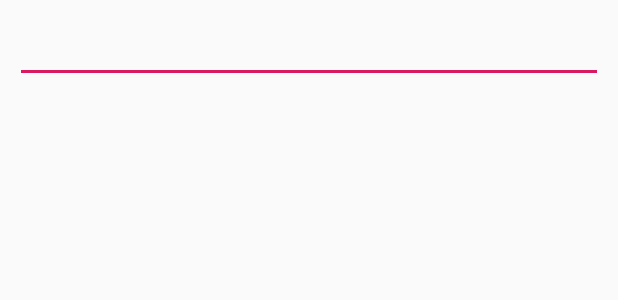
After one commit to Deakyu/fitness-app, an Android app: the layout custom_dialog.xml on its own in the app's theme, with its tools: preview values and no code run, on a phone screen of 412 x 824 dp. The commit adds this screen. Shown: the top 300 px of the screen. Run offline under Robolectric (Android 15) with nearby library versions, the phone set to English and light mode, and no system bars.

Commit message:
AlertDialog, new layout etc.

```diff
--- a/app/src/main/AndroidManifest.xml
+++ b/app/src/main/AndroidManifest.xml
@@ -2,10 +2,7 @@
 <manifest xmlns:android="http://schemas.android.com/apk/res/android"
     package="com.example.deakyu.fitnessapp">
 
-    <!-- To auto-complete the email text field in the login form with the user's emails -->
-    <uses-permission android:name="android.permission.GET_ACCOUNTS" />
-    <uses-permission android:name="android.permission.READ_PROFILE" />
-    <uses-permission android:name="android.permission.READ_CONTACTS" />
+
 
     <application
         android:allowBackup="true"
--- /dev/null
+++ b/app/src/main/res/layout/custom_dialog.xml
@@ -0,0 +1,13 @@
+<?xml version="1.0" encoding="utf-8"?>
+<LinearLayout xmlns:android="http://schemas.android.com/apk/res/android"
+    android:orientation="vertical" android:layout_width="match_parent"
+    android:padding="10dp"
+    android:layout_height="match_parent">
+
+    <EditText
+        android:id="@+id/editTextName"
+        android:layout_width="match_parent"
+        android:layout_height="wrap_content"
+        android:inputType="text" />
+
+</LinearLayout>
```
Also changed, not shown: app/src/main/java/com/example/deakyu/fitnessapp/MainActivity.kt (+35 -1 lines), app/src/main/res/values/strings.xml (+7 -4 lines).
